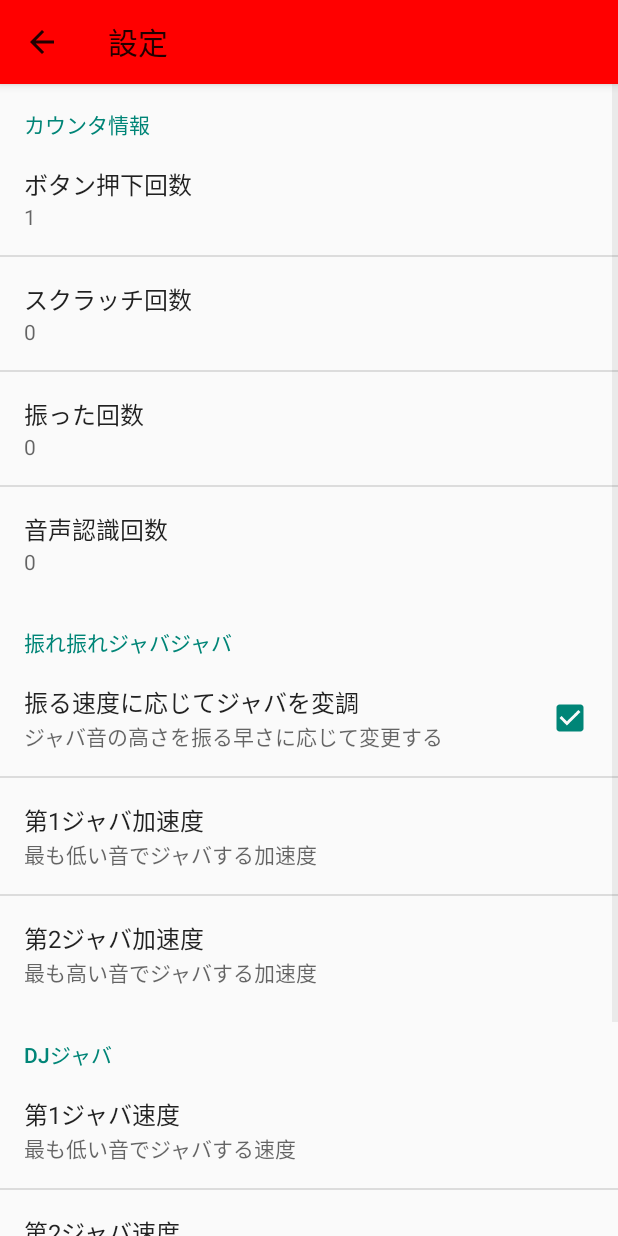
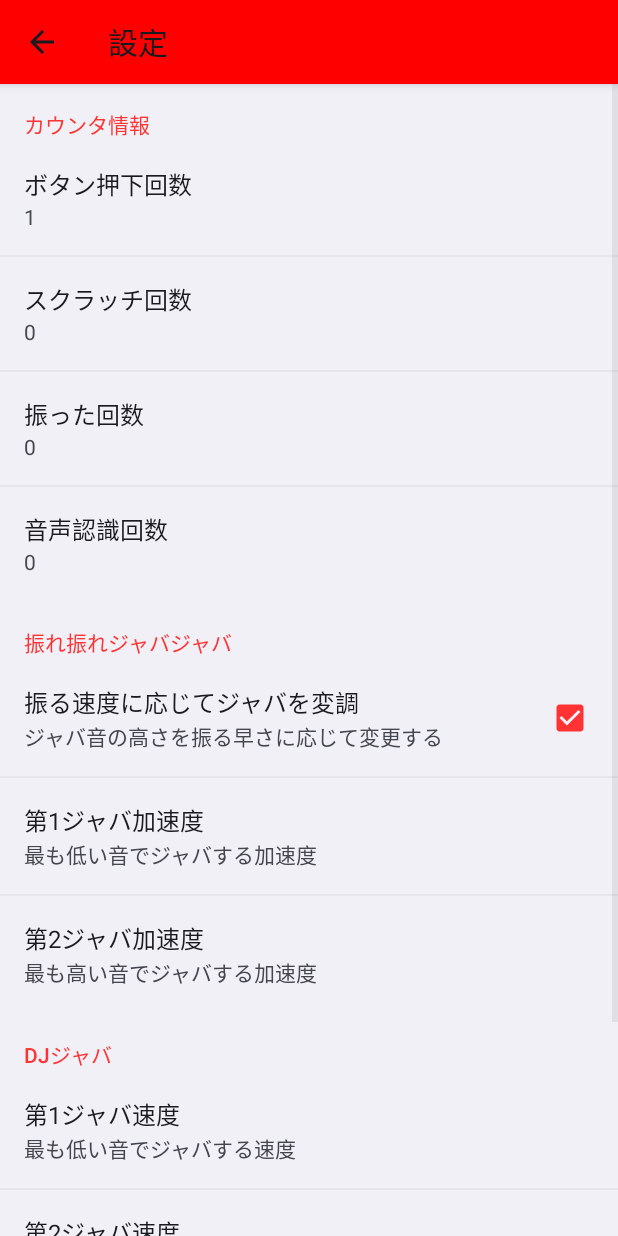
Before and after one commit to arigato-java/JavaButton, an Android app: the SettingsActivity screen opened directly, with no data from a screen before it, on a phone screen of 412 x 824 dp. Run offline under Robolectric (Android 15) with nearby library versions, the phone set to English and light mode, and no system bars.

Commit message:
Add accent color for prettier java experience

```diff
--- a/app/src/main/res/values-v21/styles.xml
+++ b/app/src/main/res/values-v21/styles.xml
@@ -1,7 +1,8 @@
 <resources>
-	<style name="AppBaseTheme" parent="android:Theme.Material.Light">
+	<style name="AppBaseTheme" parent="android:Theme.DeviceDefault.Light">
 		<item name="android:colorPrimary">@color/primary</item>
 		<!--   darker variant for the status bar and contextual app bars -->
 		<item name="android:colorPrimaryDark">@color/primary_dark</item>
+		<item name="android:colorAccent">@color/accent</item>
 	</style>
 </resources>
--- a/app/src/main/res/values/colors.xml
+++ b/app/src/main/res/values/colors.xml
@@ -3,4 +3,5 @@
     <color name="javabutton_bg">#0fff</color>
 	<color name="primary">#f00</color>
 	<color name="primary_dark">#a00</color>
+	<color name="accent">#f33</color>
 </resources>
```
